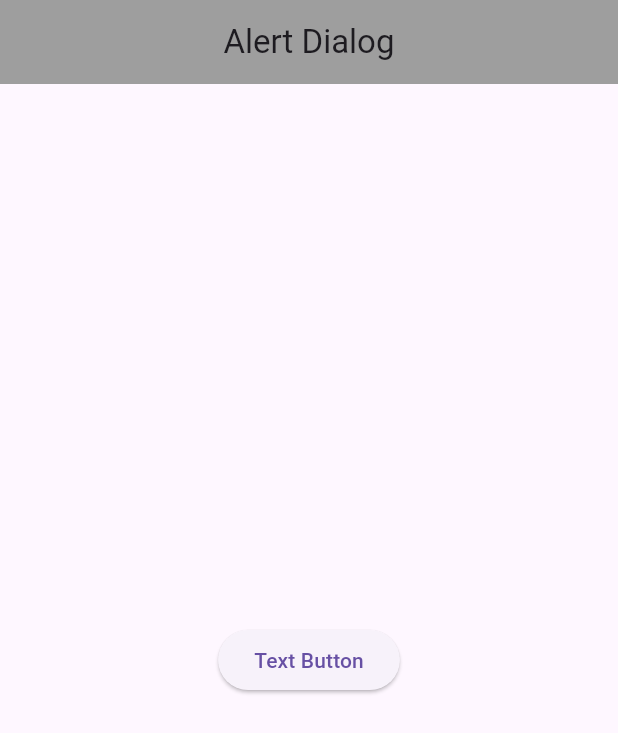
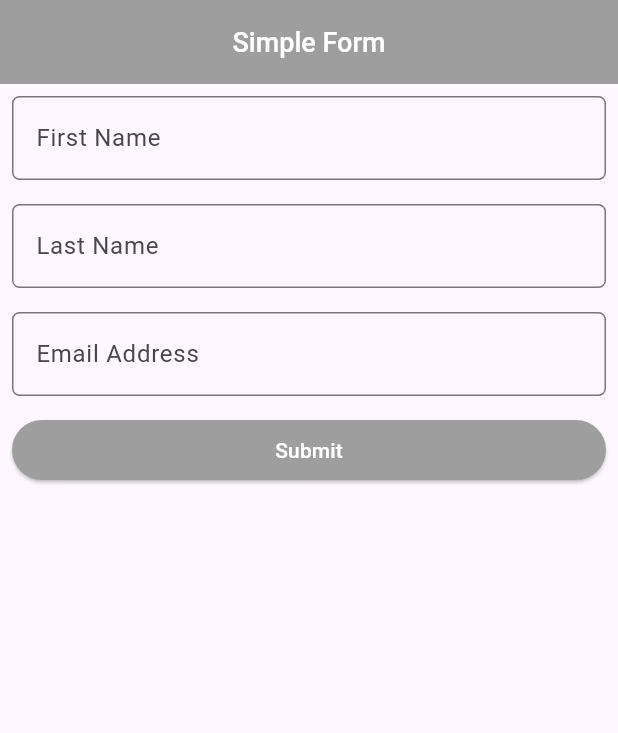
Before and after one commit to shamim2810/flutter_rabbil_class, a Flutter app: the screen it shows after launch, on a phone screen of 412 x 824 dp. Shown: the top 733 px of the screen. Run offline on Flutter 3.47's test engine with Material 3 defaults, Android fonts, the light colour scheme and no system bars.

Commit message:
Simple Form

```diff
--- a/lib/home_screen.dart
+++ b/lib/home_screen.dart
@@ -8,57 +8,59 @@ class HomeScreen extends StatefulWidget {
 }
 
 class _HomeScreenState extends State<HomeScreen> {
-  MySnackBar(message, context) {
-    return ScaffoldMessenger.of(context).showSnackBar(
-      SnackBar(
-        content: Text(message),
-      ),
-    );
-  }
-
-  MyAlertDialog(context) {
-    return showDialog(
-      context: context,
-      builder: (BuildContext context) {
-        return Expanded(
-          child: AlertDialog(
-            title: Text('Alert !'),
-            content: Text('Do you want to delete'),
-            actions: [
-              TextButton(
-                onPressed: () {
-                  MySnackBar('Delete success !', context);
-                  Navigator.of(context).pop();
-                },
-                child: Text('Yes'),
-              ),
-              TextButton(
-                onPressed: () {
-                  Navigator.of(context).pop();
-                },
-                child: Text('No'),
-              ),
-            ],
-          ),
-        );
-      },
-    );
-  }
-
   @override
   Widget build(BuildContext context) {
     return Scaffold(
       appBar: AppBar(
-        title: const Text('Alert Dialog'),
-        centerTitle: true,
-        backgroundColor: Colors.grey,
+        title: Text('Simple Form'),
       ),
-      body: Center(
-        child: ElevatedButton(
-          onPressed: () {
-            MyAlertDialog(context);
-          },
-          child: Text('Text Button'),
+      body: Padding(
+        padding: const EdgeInsets.all(8.0),
+        child: Column(
+          children: [
+            TextField(
+              decoration: InputDecoration(
+                  border: OutlineInputBorder(
+                    borderRadius: BorderRadius.circular(5),
+                  ),
+                  labelText: 'First Name'),
+            ),
+            SizedBox(
+              height: 16,
+            ),
+            TextField(
+              decoration: InputDecoration(
+                  border: OutlineInputBorder(
+                    borderRadius: BorderRadius.circular(5),
+                  ),
+                  labelText: 'Last Name'),
+            ),
+            SizedBox(
+              height: 16,
+            ),
+            TextField(
+              decoration: InputDecoration(
+                  border: OutlineInputBorder(
+                    borderRadius: BorderRadius.circular(5),
+                  ),
+                  labelText: 'Email Address'),
+            ),
+            SizedBox(
+              height: 16,
+            ),
+            SizedBox(
+              width: double.infinity,
+              height: 40,
+              child: ElevatedButton(
+                onPressed: () {},
+                child: Text('Submit'),
+                style: ElevatedButton.styleFrom(
+                  backgroundColor: Colors.grey,
+                  foregroundColor: Colors.white,
+                ),
+              ),
+            ),
+          ],
         ),
       ),
     );
--- a/lib/main.dart
+++ b/lib/main.dart
@@ -2,9 +2,10 @@ import 'package:flutter/cupertino.dart';
 import 'package:flutter/material.dart';
 import 'package:flutter_rabbil/home_screen.dart';
 
-void main(){
+void main() {
   runApp(MyApp());
 }
+
 class MyApp extends StatelessWidget {
   const MyApp({super.key});
 
@@ -12,6 +13,14 @@ class MyApp extends StatelessWidget {
   Widget build(BuildContext context) {
     return MaterialApp(
       home: HomeScreen(),
+      theme: ThemeData(
+        appBarTheme: AppBarTheme(
+          centerTitle: true,
+          backgroundColor: Colors.grey,
+          titleTextStyle: TextStyle(
+              color: Colors.white, fontWeight: FontWeight.w500, fontSize: 18),
+        ),
+      ),
     );
   }
 }
```
